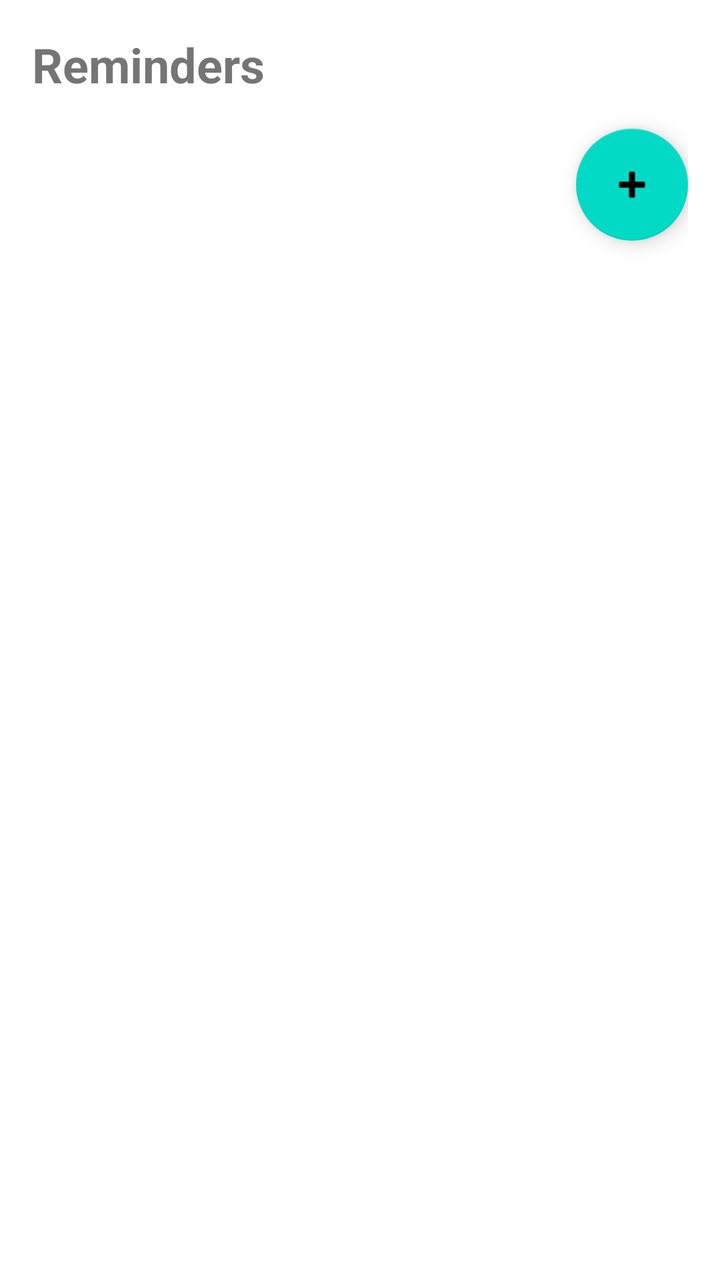
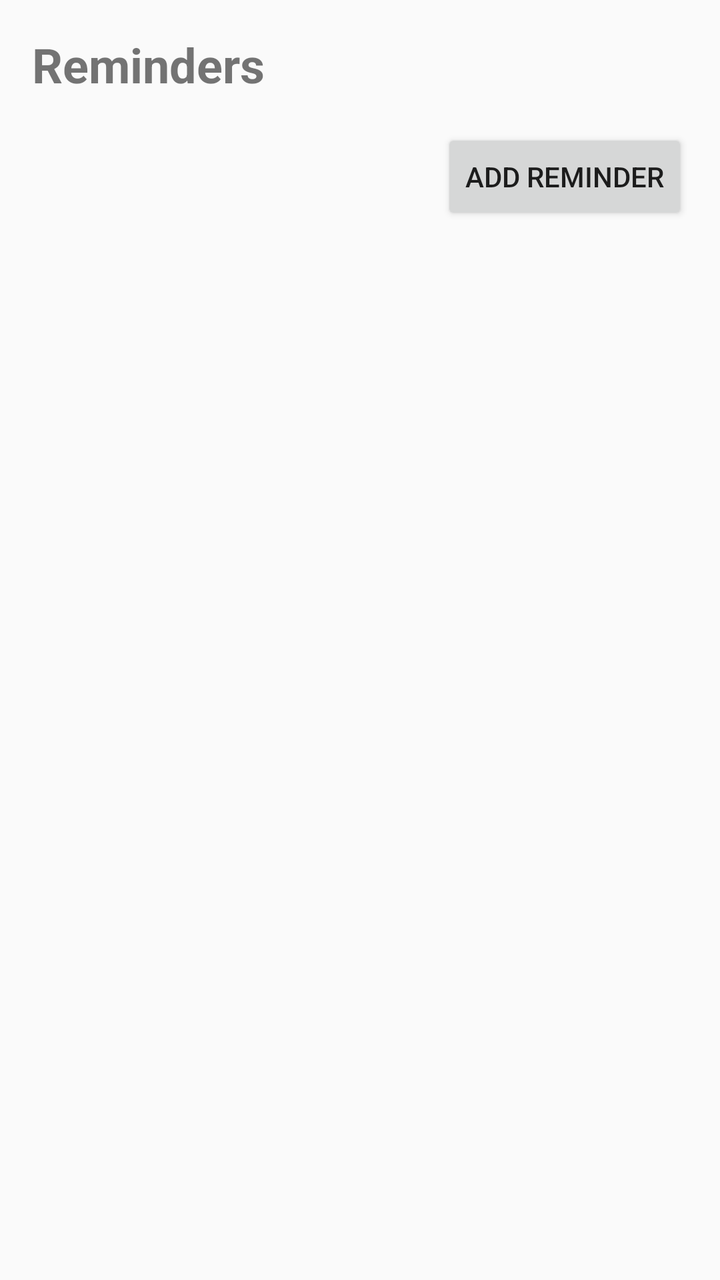

Two renders of the same Android screen: before a commit and after it. Below are the layout's source before the change and the commit's diff.
<!-- AndroidManifest.xml: application theme Theme.NotificationReminders -->
<!-- res/layout/activity_main.xml -->
<?xml version="1.0" encoding="utf-8"?>
<LinearLayout xmlns:android="http://schemas.android.com/apk/res/android"
    xmlns:app="http://schemas.android.com/apk/res-auto"
    xmlns:tools="http://schemas.android.com/tools"
    android:layout_width="match_parent"
    android:layout_height="match_parent"
    android:orientation="vertical"
    android:padding="16dp"
    tools:context=".MainActivity">

    <TextView
        android:id="@+id/title"
        android:layout_width="match_parent"
        android:layout_height="wrap_content"
        android:text="@string/reminders"
        android:textSize="24sp"
        android:textStyle="bold"
        android:layout_marginBottom="16dp" />

    <com.google.android.material.floatingactionbutton.FloatingActionButton
        android:id="@+id/fab_add_reminder"
        android:layout_width="wrap_content"
        android:layout_height="wrap_content"
        android:layout_gravity="end"
        android:src="@android:drawable/ic_input_add"
        android:contentDescription="@string/add_reminder" />

    <androidx.recyclerview.widget.RecyclerView
        android:id="@+id/reminders_list"
        android:layout_width="match_parent"
        android:layout_height="match_parent"
        android:layout_marginTop="16dp"
        tools:listitem="@layout/item_reminder" />

</LinearLayout>
<!-- res/layout/item_reminder.xml (included above) -->
<?xml version="1.0" encoding="utf-8"?>
<com.google.android.material.card.MaterialCardView xmlns:android="http://schemas.android.com/apk/res/android"
    xmlns:app="http://schemas.android.com/apk/res-auto"
    android:layout_width="match_parent"
    android:layout_height="wrap_content"
    android:layout_margin="8dp"
    app:cardElevation="4dp"
    app:cardCornerRadius="8dp">

    <LinearLayout
        android:layout_width="match_parent"
        android:layout_height="wrap_content"
        android:orientation="vertical"
        android:padding="16dp">

        <TextView
            android:id="@+id/reminder_text"
            android:layout_width="match_parent"
            android:layout_height="wrap_content"
            android:textSize="16sp"
            android:textStyle="bold"
            android:layout_marginBottom="8dp" />

        <LinearLayout
            android:layout_width="match_parent"
            android:layout_height="wrap_content"
            android:orientation="horizontal"
            android:gravity="end"
            android:spacing="8dp">

            <com.google.android.material.button.MaterialButton
                android:id="@+id/btn_edit"
                android:layout_width="wrap_content"
                android:layout_height="wrap_content"
                android:text="Edit"
                style="@style/Widget.MaterialComponents.Button.OutlinedButton" />

            <com.google.android.material.button.MaterialButton
                android:id="@+id/btn_delete"
                android:layout_width="wrap_content"
                android:layout_height="wrap_content"
                android:text="Delete"
                style="@style/Widget.MaterialComponents.Button.OutlinedButton" />

        </LinearLayout>

    </LinearLayout>

</com.google.android.material.card.MaterialCardView>
<!-- resources referenced by this layout -->
<resources>
  <string name="add_reminder">Add Reminder</string>
  <string name="reminders">Reminders</string>
  <style name="Theme.NotificationReminders" parent="Theme.MaterialComponents.DayNight.DarkActionBar">
          <item name="colorPrimary">@color/primary_color</item>
          <item name="colorPrimaryVariant">@color/primary_dark_color</item>
          <item name="colorSecondary">@color/secondary_color</item>
      </style>
  <color name="primary_color">#2196F3</color>
  <color name="primary_dark_color">#1976D2</color>
  <color name="secondary_color">#03DAC6</color>
</resources>

<!-- the commit's change to res/layout/activity_main.xml (unified diff, before → after) -->
@@ -17,13 +17,12 @@
         android:textStyle="bold"
         android:layout_marginBottom="16dp" />
 
-    <com.google.android.material.floatingactionbutton.FloatingActionButton
+    <Button
         android:id="@+id/fab_add_reminder"
         android:layout_width="wrap_content"
         android:layout_height="wrap_content"
         android:layout_gravity="end"
-        android:src="@android:drawable/ic_input_add"
-        android:contentDescription="@string/add_reminder" />
+        android:text="@string/add_reminder" />
 
     <androidx.recyclerview.widget.RecyclerView
         android:id="@+id/reminders_list"
@@ -35,51 +34,40 @@
 </LinearLayout>
 <!-- res/layout/item_reminder.xml (included above) -->
 <?xml version="1.0" encoding="utf-8"?>
-<com.google.android.material.card.MaterialCardView xmlns:android="http://schemas.android.com/apk/res/android"
-    xmlns:app="http://schemas.android.com/apk/res-auto"
+<LinearLayout xmlns:android="http://schemas.android.com/apk/res/android"
     android:layout_width="match_parent"
     android:layout_height="wrap_content"
+    android:orientation="vertical"
     android:layout_margin="8dp"
-    app:cardElevation="4dp"
-    app:cardCornerRadius="8dp">
+    android:padding="16dp">
+
+    <TextView
+        android:id="@+id/reminder_text"
+        android:layout_width="match_parent"
+        android:layout_height="wrap_content"
+        android:textSize="16sp"
+        android:textStyle="bold"
+        android:layout_marginBottom="8dp" />
 
     <LinearLayout
         android:layout_width="match_parent"
         android:layout_height="wrap_content"
-        android:orientation="vertical"
-        android:padding="16dp">
+        android:orientation="horizontal"
+        android:gravity="end">
 
-        <TextView
-            android:id="@+id/reminder_text"
-            android:layout_width="match_parent"
+        <Button
+            android:id="@+id/btn_edit"
+            android:layout_width="wrap_content"
             android:layout_height="wrap_content"
-            android:textSize="16sp"
-            android:textStyle="bold"
-            android:layout_marginBottom="8dp" />
+            android:layout_marginEnd="8dp"
+            android:text="Edit" />
 
-        <LinearLayout
-            android:layout_width="match_parent"
+        <Button
+            android:id="@+id/btn_delete"
+            android:layout_width="wrap_content"
             android:layout_height="wrap_content"
-            android:orientation="horizontal"
-            android:gravity="end"
-            android:spacing="8dp">
-
-            <com.google.android.material.button.MaterialButton
-                android:id="@+id/btn_edit"
-                android:layout_width="wrap_content"
-                android:layout_height="wrap_content"
-                android:text="Edit"
-                style="@style/Widget.MaterialComponents.Button.OutlinedButton" />
-
-            <com.google.android.material.button.MaterialButton
-                android:id="@+id/btn_delete"
-                android:layout_width="wrap_content"
-                android:layout_height="wrap_content"
-                android:text="Delete"
-                style="@style/Widget.MaterialComponents.Button.OutlinedButton" />
-
-        </LinearLayout>
+            android:text="Delete" />
 
     </LinearLayout>
 
-</com.google.android.material.card.MaterialCardView>
+</LinearLayout>
<!-- resource entries referenced after the edit -->
@@ -2,10 +2,10 @@
 <resources>
   <string name="add_reminder">Add Reminder</string>
   <string name="reminders">Reminders</string>
-  <style name="Theme.NotificationReminders" parent="Theme.MaterialComponents.DayNight.DarkActionBar">
+  <style name="Theme.NotificationReminders" parent="Theme.AppCompat.DayNight.DarkActionBar">
           <item name="colorPrimary">@color/primary_color</item>
-          <item name="colorPrimaryVariant">@color/primary_dark_color</item>
-          <item name="colorSecondary">@color/secondary_color</item>
+          <item name="colorPrimaryDark">@color/primary_dark_color</item>
+          <item name="colorAccent">@color/secondary_color</item>
       </style>
   <color name="primary_color">#2196F3</color>
   <color name="primary_dark_color">#1976D2</color>
